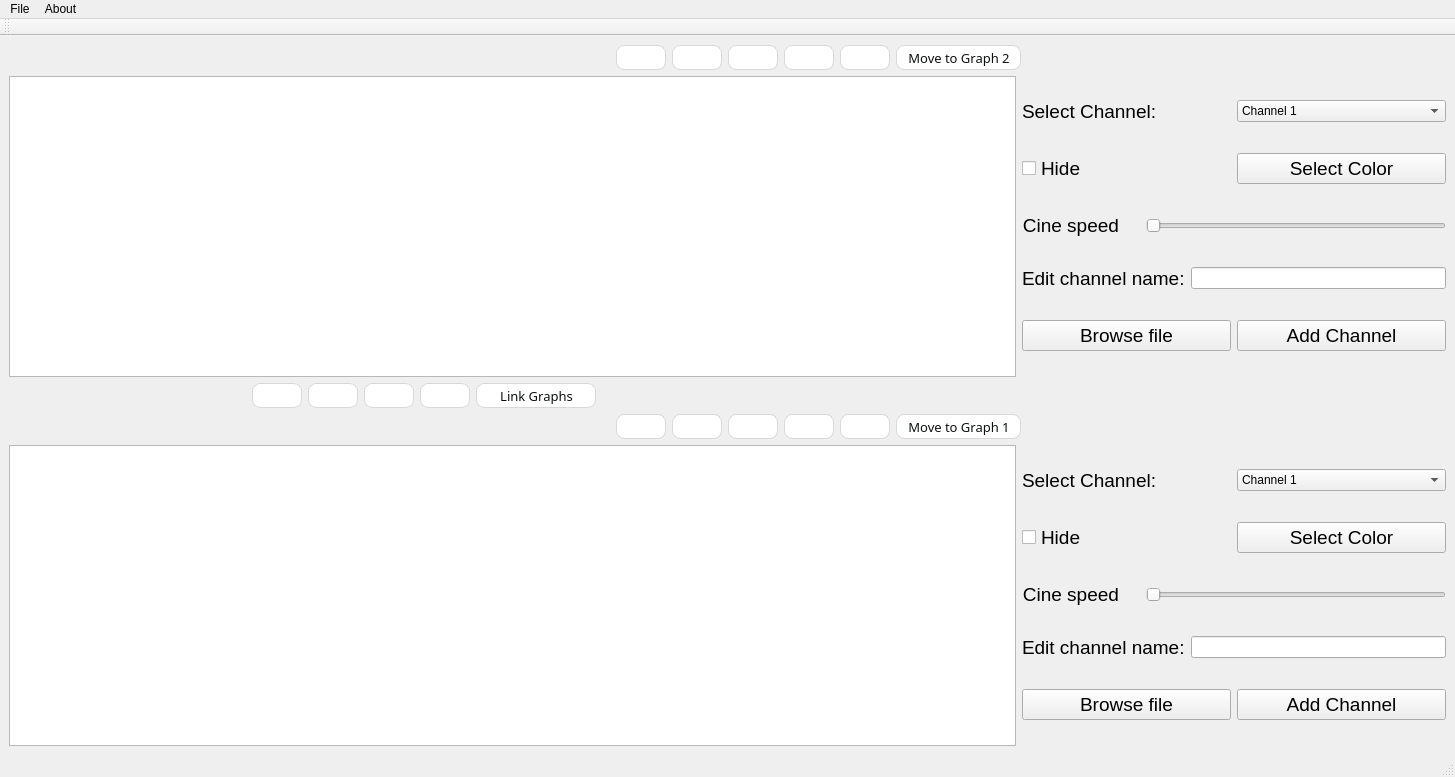
Old version of the form beta4.ui in the repository Youssef-Ashraf71/multi-channel-signal-viewer.
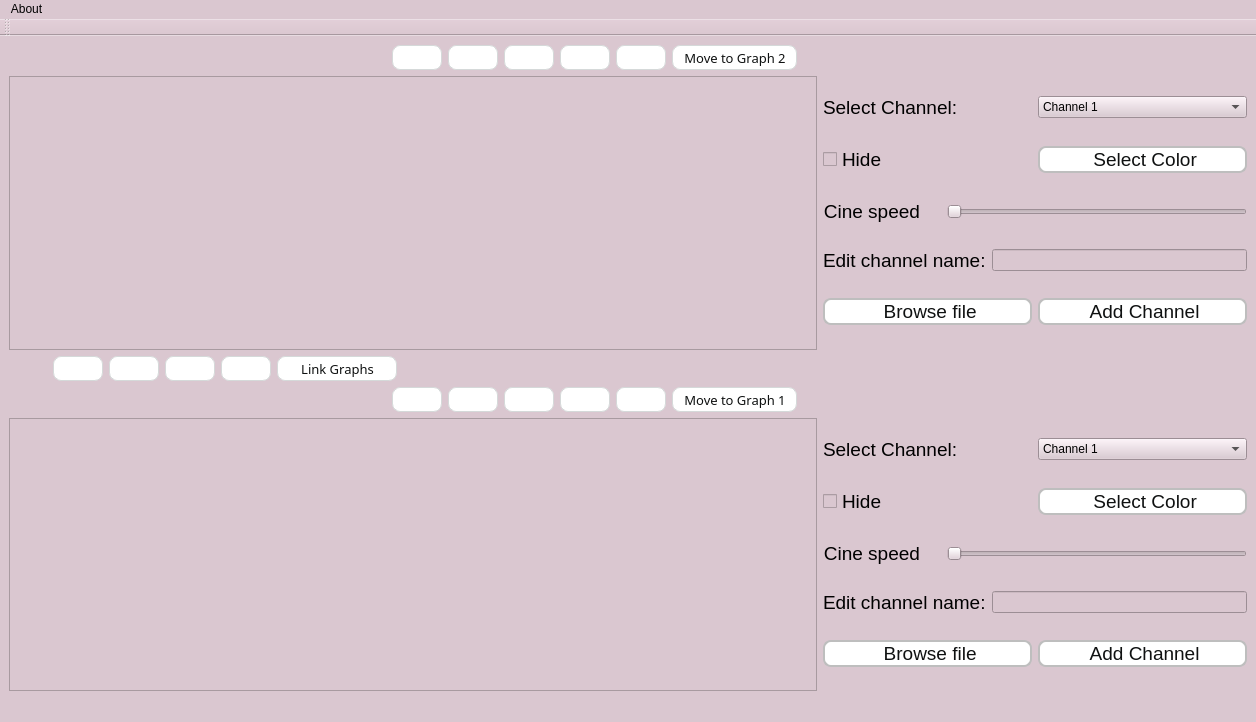
New version of the form. Icons and pictures are not drawn. Custom widgets are drawn as their Qt base class.

```diff
--- a/beta4.ui
+++ b/beta4.ui
@@ -6,13 +6,18 @@
    <rect>
     <x>0</x>
     <y>0</y>
-    <width>1455</width>
-    <height>777</height>
+    <width>1256</width>
+    <height>722</height>
    </rect>
   </property>
   <property name="windowTitle">
    <string>MainWindow</string>
   </property>
+  <property name="styleSheet">
+   <string notr="true">background-color: #DAC7D0;
+
+</string>
+  </property>
   <widget class="QWidget" name="centralwidget">
    <layout class="QVBoxLayout" name="verticalLayout">
     <item>
@@ -286,7 +291,7 @@
         </property>
         <property name="sizeHint" stdset="0">
          <size>
-          <width>425</width>
+          <width>450</width>
           <height>20</height>
          </size>
         </property>
@@ -347,8 +352,35 @@
               <pointsize>14</pointsize>
              </font>
             </property>
+            <property name="styleSheet">
+             <string notr="true">background-color: #fff;
+  border: 2px solid rgb(190, 190, 190);
+
+  border-radius: 8px;
+
+  color: #0f1111;
+  
+
+
+  line-height: 29px;
+
+  position: relative;
+  text-align: center;
+  text-decoration: none;
+  vertical-align: middle;</string>
+            </property>
             <property name="text">
-             <string>Select Color</string>
+             <string> Select Color</string>
+            </property>
+            <property name="icon">
+             <iconset>
+              <normaloff>Images/color-wheel.png</normaloff>Images/color-wheel.png</iconset>
+            </property>
+            <property name="iconSize">
+             <size>
+              <width>30</width>
+              <height>30</height>
+             </size>
             </property>
            </widget>
           </item>
@@ -421,8 +453,38 @@
             <pointsize>14</pointsize>
            </font>
           </property>
+          <property name="styleSheet">
+           <string notr="true">background-color: #fff;
+  border: 2px solid rgb(190, 190, 190);
+
+  border-radius: 8px;
+
+  color: #0f1111;
+  
+
+
+  line-height: 29px;
+
+  position: relative;
+  text-align: center;
+  text-decoration: none;
+  vertical-align: middle;</string>
+          </property>
           <property name="text">
-           <string>Browse file</string>
+           <string> Browse file</string>
+          </property>
+          <property name="icon">
+           <iconset>
+            <normaloff>Images/browse.png</normaloff>Images/browse.png</iconset>
+          </property>
+          <property name="iconSize">
+           <size>
+            <width>25</width>
+            <height>25</height>
+           </size>
+          </property>
+          <property name="shortcut">
+           <string>Ctrl+B</string>
           </property>
          </widget>
         </item>
@@ -433,8 +495,38 @@
             <pointsize>14</pointsize>
            </font>
           </property>
+          <property name="styleSheet">
+           <string notr="true">background-color: #fff;
+  border: 2px solid rgb(190, 190, 190);
+
+  border-radius: 8px;
+
+  color: #0f1111;
+  
+
+
+  line-height: 29px;
+
+  position: relative;
+  text-align: center;
+  text-decoration: none;
+  vertical-align: middle;</string>
+          </property>
           <property name="text">
-           <string>Add Channel</string>
+           <string> Add Channel</string>
+          </property>
+          <property name="icon">
+           <iconset>
+            <normaloff>Images/add-file.png</normaloff>Images/add-file.png</iconset>
+          </property>
+          <property name="iconSize">
+           <size>
+            <width>25</width>
+            <height>25</height>
+           </size>
+          </property>
+          <property name="shortcut">
+           <string>Ctrl+A</string>
           </property>
          </widget>
         </item>
@@ -968,7 +1060,7 @@
         </property>
         <property name="sizeHint" stdset="0">
          <size>
-          <width>425</width>
+          <width>450</width>
           <height>20</height>
          </size>
         </property>
@@ -1017,6 +1109,10 @@
               <pointsize>14</pointsize>
              </font>
             </property>
+            <property name="styleSheet">
+             <string notr="true">
+ </string>
+            </property>
             <property name="text">
              <string>Hide </string>
             </property>
@@ -1030,10 +1126,34 @@
              </font>
             </property>
             <property name="styleSheet">
-             <string notr="true"/>
+             <string notr="true">background-color: #fff;
+  border: 2px solid rgb(190, 190, 190);
+
+  border-radius: 8px;
+
+  color: #0f1111;
+  
+
+
+  line-height: 29px;
+
+  position: relative;
+  text-align: center;
+  text-decoration: none;
+  vertical-align: middle;</string>
             </property>
             <property name="text">
-             <string>Select Color</string>
+             <string> Select Color</string>
+            </property>
+            <property name="icon">
+             <iconset>
+              <normaloff>Images/color-wheel.png</normaloff>Images/color-wheel.png</iconset>
+            </property>
+            <property name="iconSize">
+             <size>
+              <width>30</width>
+              <height>30</height>
+             </size>
             </property>
            </widget>
           </item>
@@ -1106,8 +1226,35 @@
             <pointsize>14</pointsize>
            </font>
           </property>
+          <property name="styleSheet">
+           <string notr="true">background-color: #fff;
+  border: 2px solid rgb(190, 190, 190);
+
+  border-radius: 8px;
+
+  color: #0f1111;
+  
+
+
+  line-height: 29px;
+
+  position: relative;
+  text-align: center;
+  text-decoration: none;
+  vertical-align: middle;</string>
+          </property>
           <property name="text">
-           <string>Browse file</string>
+           <string> Browse file</string>
+          </property>
+          <property name="icon">
+           <iconset>
+            <normaloff>Images/browse.png</normaloff>Images/browse.png</iconset>
+          </property>
+          <property name="iconSize">
+           <size>
+            <width>25</width>
+            <height>25</height>
+           </size>
           </property>
          </widget>
         </item>
@@ -1118,8 +1265,35 @@
             <pointsize>14</pointsize>
            </font>
           </property>
+          <property name="styleSheet">
+           <string notr="true">background-color: #fff;
+  border: 2px solid rgb(190, 190, 190);
+
+  border-radius: 8px;
+
+  color: #0f1111;
+  
+
+
+  line-height: 29px;
+
+  position: relative;
+  text-align: center;
+  text-decoration: none;
+  vertical-align: middle;</string>
+          </property>
           <property name="text">
-           <string>Add Channel</string>
+           <string> Add Channel</string>
+          </property>
+          <property name="icon">
+           <iconset>
+            <normaloff>Images/add-file.png</normaloff>Images/add-file.png</iconset>
+          </property>
+          <property name="iconSize">
+           <size>
+            <width>25</width>
+            <height>25</height>
+           </size>
           </property>
          </widget>
         </item>
@@ -1147,47 +1321,15 @@
     <rect>
      <x>0</x>
      <y>0</y>
-     <width>1455</width>
+     <width>1256</width>
      <height>26</height>
     </rect>
    </property>
-   <widget class="QMenu" name="menuFile">
-    <property name="title">
-     <string>File</string>
-    </property>
-    <widget class="QMenu" name="menuOpen">
-     <property name="title">
-      <string>Open</string>
-     </property>
-     <widget class="QMenu" name="menuGraph_1">
-      <property name="title">
-       <string>Graph 1</string>
-      </property>
-      <addaction name="actionChannel_3"/>
-      <addaction name="actionChannel_4"/>
-      <addaction name="actionChannel_5"/>
-     </widget>
-     <widget class="QMenu" name="menuGraph_2">
-      <property name="title">
-       <string>Graph 2</string>
-      </property>
-      <addaction name="actionChannel_6"/>
-      <addaction name="actionChannel_7"/>
-      <addaction name="actionChannel_8"/>
-     </widget>
-     <addaction name="menuGraph_1"/>
-     <addaction name="menuGraph_2"/>
-    </widget>
-    <addaction name="actionNew"/>
-    <addaction name="menuOpen"/>
-    <addaction name="actionSave_As"/>
-   </widget>
    <widget class="QMenu" name="menuAbout">
     <property name="title">
      <string>About</string>
     </property>
    </widget>
-   <addaction name="menuFile"/>
    <addaction name="menuAbout"/>
   </widget>
   <widget class="QStatusBar" name="statusbar"/>
```
Left out of the diff: 15 changed lines with no effect on the pictures.
